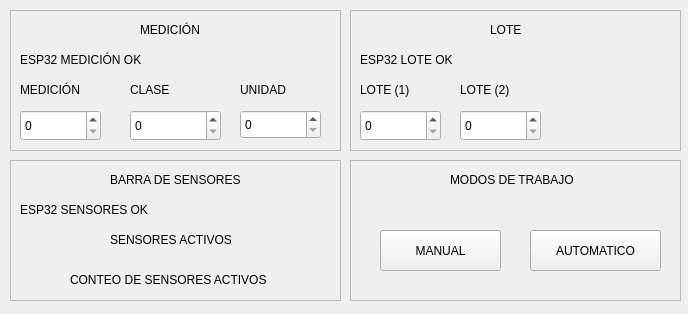
Old version of the form Stampador/form.ui in the repository Helios96rr/stamper-gui.
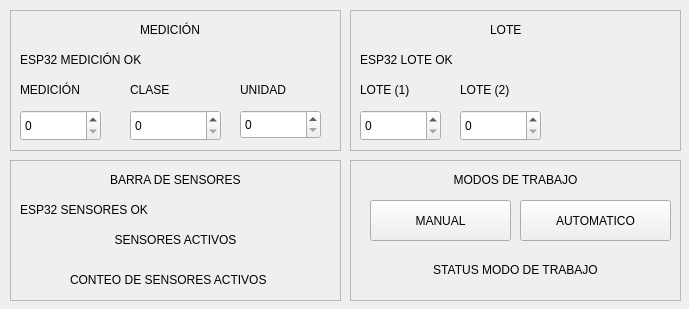
New version of the form.

Commit message: Se agrega el status de comandos y se comienza a agregar comentarios

Diff of the .ui file:
```diff
--- a/Stampador/form.ui
+++ b/Stampador/form.ui
@@ -6,8 +6,8 @@
    <rect>
     <x>0</x>
     <y>0</y>
-    <width>688</width>
-    <height>314</height>
+    <width>689</width>
+    <height>309</height>
    </rect>
   </property>
   <property name="windowTitle">
@@ -258,15 +258,18 @@
    <widget class="QLabel" name="labelSensoresActivos">
     <property name="geometry">
      <rect>
-      <x>100</x>
+      <x>90</x>
       <y>70</y>
-      <width>121</width>
+      <width>151</width>
       <height>20</height>
      </rect>
     </property>
     <property name="text">
      <string>SENSORES ACTIVOS</string>
     </property>
+    <property name="alignment">
+     <set>Qt::AlignmentFlag::AlignCenter</set>
+    </property>
    </widget>
    <widget class="QLabel" name="labelBarraSensores">
     <property name="geometry">
@@ -310,25 +313,12 @@
    <property name="frameShadow">
     <enum>QFrame::Shadow::Raised</enum>
    </property>
-   <widget class="QPushButton" name="pushBtnManual">
-    <property name="geometry">
-     <rect>
-      <x>30</x>
-      <y>70</y>
-      <width>121</width>
-      <height>41</height>
-     </rect>
-    </property>
-    <property name="text">
-     <string>MANUAL</string>
-    </property>
-   </widget>
    <widget class="QPushButton" name="pushBtnAuto">
     <property name="geometry">
      <rect>
-      <x>180</x>
-      <y>70</y>
-      <width>131</width>
+      <x>170</x>
+      <y>40</y>
+      <width>151</width>
       <height>41</height>
      </rect>
     </property>
@@ -339,14 +329,46 @@
    <widget class="QLabel" name="labelModosTrabajo">
     <property name="geometry">
      <rect>
-      <x>100</x>
+      <x>80</x>
       <y>10</y>
-      <width>131</width>
+      <width>171</width>
       <height>20</height>
      </rect>
     </property>
     <property name="text">
      <string>MODOS DE TRABAJO</string>
+    </property>
+    <property name="alignment">
+     <set>Qt::AlignmentFlag::AlignCenter</set>
+    </property>
+   </widget>
+   <widget class="QLabel" name="labelStatusMode">
+    <property name="geometry">
+     <rect>
+      <x>50</x>
+      <y>100</y>
+      <width>231</width>
+      <height>20</height>
+     </rect>
+    </property>
+    <property name="text">
+     <string>STATUS MODO DE TRABAJO</string>
+    </property>
+    <property name="alignment">
+     <set>Qt::AlignmentFlag::AlignCenter</set>
+    </property>
+   </widget>
+   <widget class="QPushButton" name="pushBtnManual">
+    <property name="geometry">
+     <rect>
+      <x>20</x>
+      <y>40</y>
+      <width>141</width>
+      <height>41</height>
+     </rect>
+    </property>
+    <property name="text">
+     <string>MANUAL</string>
     </property>
    </widget>
   </widget>
```
The commit also changes 10 other files.
